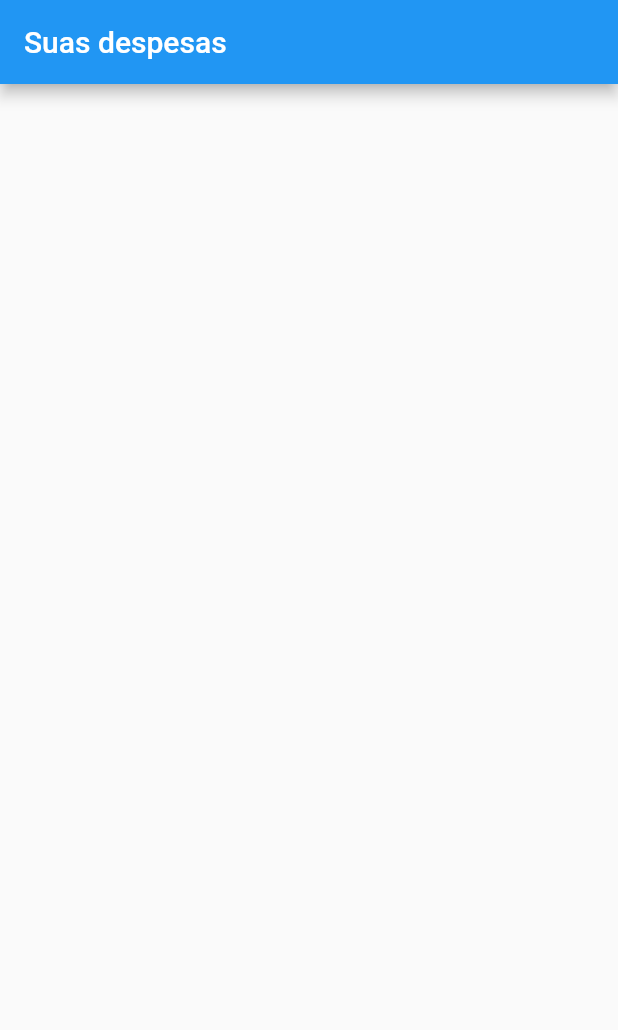
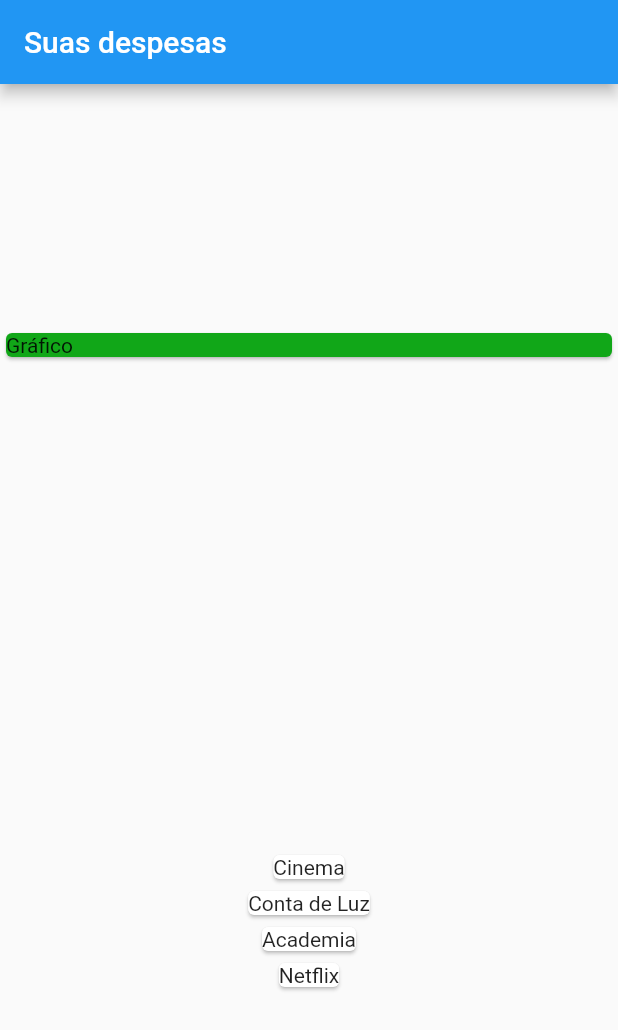
Before and after one commit to neresleonardo/personal_expenses, a Flutter app: the screen it shows after launch, on a phone screen of 412 x 824 dp. Shown: the top 1030 px of the screen. Run offline on Flutter 3.47's test engine with Material 2 defaults, Android fonts, the phone set to English and light mode, and no system bars.

Commit message:
user map

```diff
--- a/expenses/lib/main.dart
+++ b/expenses/lib/main.dart
@@ -1,3 +1,4 @@
+import 'package:expenses/models/transaction.dart';
 import 'package:flutter/material.dart';
 
 main() => runApp(ExpensesApp());
@@ -7,19 +8,45 @@ class ExpensesApp extends StatelessWidget {
 
   @override
   Widget build(BuildContext context) {
-    return MaterialApp(
-      home: MyHomePage()
-    );
+    return MaterialApp(home: MyHomePage());
   }
 }
 
 class MyHomePage extends StatelessWidget {
+
+  final _transaction = [
+    Transaction(id: 't1', title: 'Cinema', value: 300, date: DateTime.now()),
+    Transaction(id: 't2', title: 'Conta de Luz', value: 300, date: DateTime.now()),
+    Transaction(id: 't3', title: 'Academia', value: 300, date: DateTime.now()),
+    Transaction(id: 't4', title: 'Netflix', value: 300, date: DateTime.now()),
+  ];
+
   @override
   Widget build(BuildContext context) {
     return Scaffold(
       appBar: AppBar(
         title: Text("Suas despesas"),
       ),
+      body: Column(
+        mainAxisAlignment: MainAxisAlignment.spaceAround,
+        crossAxisAlignment: CrossAxisAlignment.stretch,
+        children: <Widget>[
+          Container(
+            width: double.infinity,
+            child: Card(
+              color: Color.fromARGB(255, 17, 167, 24),
+              child: Text('Gráfico'),
+            ),
+          ),
+          Column(
+            children: _transaction.map((tr) {
+              return Card(
+                child: Text(tr.title),
+              );
+            }).toList(),
+          )
+        ],
+      ),
     );
   }
 }
--- /dev/null
+++ b/expenses/lib/models/transaction.dart
@@ -0,0 +1,15 @@
+import 'package:flutter/foundation.dart';
+
+class Transaction {
+  final String id;
+  final String title;
+  final double value;
+  final DateTime date;
+
+  Transaction({
+    required this.id,
+    required this.title,
+    required this.value,
+    required this.date,
+  });
+}
```
